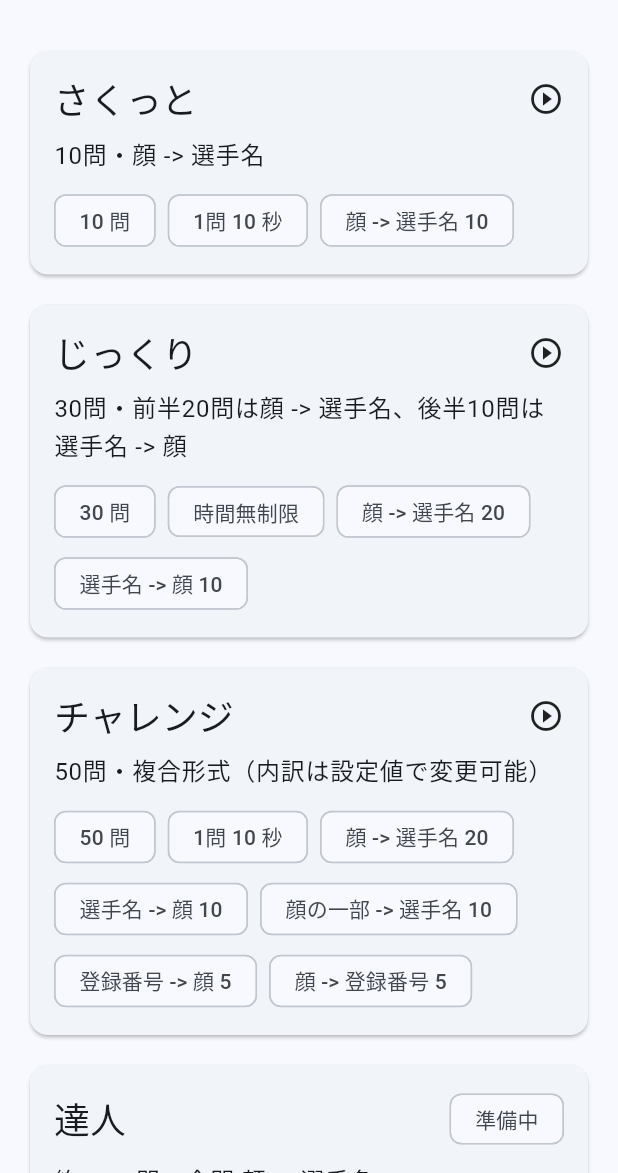
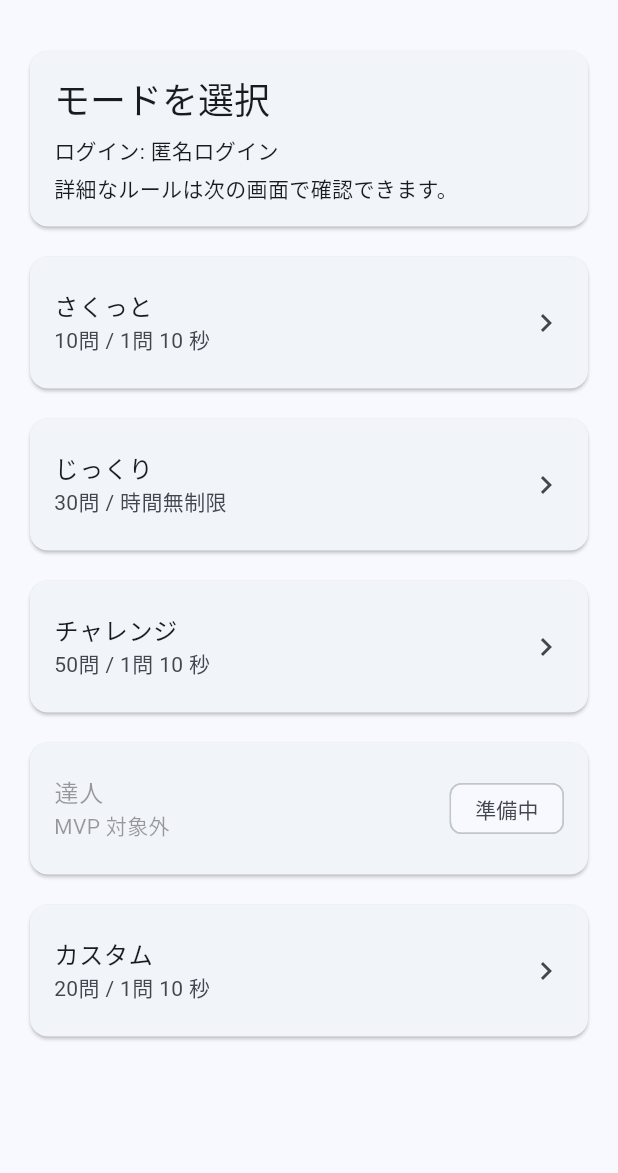
Before and after one commit to olaf86/boatface, a Flutter app: the screen it shows after launch, after a tap on "匿名ログイン", on a phone screen of 412 x 824 dp, the part 63-1236 px from its top. Run offline on Flutter 3.47's test engine with Material 3 defaults, Android fonts, the phone set to English and light mode, and no system bars; our stand-ins replace flutter_riverpod.

Commit message:
Simplify home mode selection

```diff
--- a/lib/features/home/presentation/home_screen.dart
+++ b/lib/features/home/presentation/home_screen.dart
@@ -2,7 +2,6 @@ import 'package:flutter/material.dart';
 import 'package:flutter_riverpod/flutter_riverpod.dart';
 
 import '../../auth/application/auth_controller.dart';
-import '../../quiz/data/quiz_data_providers.dart';
 import '../../quiz/domain/quiz_modes.dart';
 import '../../quiz/domain/quiz_models.dart';
 import '../../quiz/presentation/quiz_rule_screen.dart';
@@ -17,17 +16,6 @@ class HomeScreen extends ConsumerWidget {
   Widget build(BuildContext context, WidgetRef ref) {
     final String providerLabel =
         ref.watch(authControllerProvider).providerLabel ?? '-';
-    final int racerCount = ref
-        .watch(mockRacerRepositoryProvider)
-        .fetchAll()
-        .length;
-    final ThemeData theme = Theme.of(context);
-    final List<QuizModeConfig> playableModes = kQuizModes
-        .where((QuizModeConfig mode) => mode.availableInMvp)
-        .toList(growable: false);
-    final List<QuizModeConfig> futureModes = kQuizModes
-        .where((QuizModeConfig mode) => !mode.availableInMvp)
-        .toList(growable: false);
 
     return Scaffold(
       appBar: AppBar(
@@ -70,71 +58,48 @@ class HomeScreen extends ConsumerWidget {
           ),
         ],
       ),
-      body: LayoutBuilder(
-        builder: (BuildContext context, BoxConstraints constraints) {
-          final bool twoColumn = constraints.maxWidth >= 900;
-          final Widget summaryPanel = ListView(
+      body: Center(
+        child: ConstrainedBox(
+          constraints: const BoxConstraints(maxWidth: 720),
+          child: ListView(
             padding: const EdgeInsets.all(16),
             children: <Widget>[
-              _HeroCard(
-                providerLabel: providerLabel,
-                playableModeCount: playableModes.length,
-                racerCount: racerCount,
+              Card(
+                child: Padding(
+                  padding: const EdgeInsets.all(16),
+                  child: Column(
+                    crossAxisAlignment: CrossAxisAlignment.start,
+                    children: <Widget>[
+                      Text(
+                        'モードを選択',
+                        style: Theme.of(context).textTheme.headlineSmall,
                       ),
-              const SizedBox(height: 16),
-              Text('プレイ可能モード', style: theme.textTheme.titleMedium),
                       const SizedBox(height: 8),
-              ...playableModes.map(
-                (QuizModeConfig mode) => Padding(
-                  padding: const EdgeInsets.only(bottom: 8),
-                  child: _ModeSummaryCard(mode: mode),
+                      Text('ログイン: $providerLabel'),
+                      const SizedBox(height: 4),
+                      Text(
+                        '詳細なルールは次の画面で確認できます。',
+                        style: Theme.of(context).textTheme.bodyMedium,
+                      ),
+                    ],
                   ),
                 ),
-              if (futureModes.isNotEmpty) ...<Widget>[
-                const SizedBox(height: 8),
-                Text('今後の追加予定', style: theme.textTheme.titleMedium),
-                const SizedBox(height: 8),
-                ...futureModes.map(
+              ),
+              const SizedBox(height: 12),
+              ...kQuizModes.map(
                 (QuizModeConfig mode) => Padding(
-                    padding: const EdgeInsets.only(bottom: 8),
-                    child: _ModeSummaryCard(mode: mode, compact: true),
-                  ),
-                ),
-              ],
-            ],
-          );
-
-          final Widget modeList = ListView.separated(
-            padding: const EdgeInsets.all(16),
-            itemCount: kQuizModes.length,
-            separatorBuilder: (BuildContext context, int index) =>
-                const SizedBox(height: 12),
-            itemBuilder: (BuildContext context, int index) {
-              final QuizModeConfig mode = kQuizModes[index];
-              return _ModeActionCard(
+                  padding: const EdgeInsets.only(bottom: 12),
+                  child: _ModeListItem(
                     mode: mode,
                     onTap: mode.availableInMvp
                         ? () => _startFlow(context, mode)
                         : null,
-              );
-            },
-          );
-
-          if (!twoColumn) {
-            return modeList;
-          }
-
-          return Row(
-            children: <Widget>[
-              SizedBox(width: 340, child: summaryPanel),
-              VerticalDivider(
-                width: 1,
-                color: theme.colorScheme.outlineVariant,
                   ),
-              Expanded(child: modeList),
+                ),
+              ),
             ],
-          );
-        },
+          ),
+        ),
       ),
     );
   }
@@ -161,189 +126,39 @@ class HomeScreen extends ConsumerWidget {
   }
 }
 
-class _HeroCard extends StatelessWidget {
-  const _HeroCard({
-    required this.providerLabel,
-    required this.playableModeCount,
-    required this.racerCount,
-  });
-
-  final String providerLabel;
-  final int playableModeCount;
-  final int racerCount;
-
-  @override
-  Widget build(BuildContext context) {
-    final ThemeData theme = Theme.of(context);
-    return Card(
-      clipBehavior: Clip.antiAlias,
-      child: Container(
-        padding: const EdgeInsets.all(20),
-        decoration: BoxDecoration(
-          gradient: LinearGradient(
-            colors: <Color>[
-              theme.colorScheme.primaryContainer,
-              theme.colorScheme.surfaceContainerHighest,
-            ],
-            begin: Alignment.topLeft,
-            end: Alignment.bottomRight,
-          ),
-        ),
-        child: Column(
-          crossAxisAlignment: CrossAxisAlignment.start,
-          children: <Widget>[
-            Text('MVP Frontend', style: theme.textTheme.labelLarge),
-            const SizedBox(height: 8),
-            Text('ログイン: $providerLabel', style: theme.textTheme.headlineSmall),
-            const SizedBox(height: 16),
-            Wrap(
-              spacing: 8,
-              runSpacing: 8,
-              children: <Widget>[
-                _StatChip(label: '公開モード', value: '$playableModeCount'),
-                _StatChip(label: 'モック選手', value: '$racerCount'),
-                const _StatChip(label: 'ランキング', value: 'モック'),
-              ],
-            ),
-          ],
-        ),
-      ),
-    );
-  }
-}
-
-class _StatChip extends StatelessWidget {
-  const _StatChip({required this.label, required this.value});
-
-  final String label;
-  final String value;
-
-  @override
-  Widget build(BuildContext context) {
-    return Chip(
-      label: Text('$label  $value'),
-      visualDensity: VisualDensity.compact,
-    );
-  }
-}
-
-class _ModeSummaryCard extends StatelessWidget {
-  const _ModeSummaryCard({required this.mode, this.compact = false});
-
-  final QuizModeConfig mode;
-  final bool compact;
-
-  @override
-  Widget build(BuildContext context) {
-    return Card(
-      child: Padding(
-        padding: const EdgeInsets.all(12),
-        child: Column(
-          crossAxisAlignment: CrossAxisAlignment.start,
-          children: <Widget>[
-            Row(
-              children: <Widget>[
-                Expanded(
-                  child: Text(
-                    mode.label,
-                    style: Theme.of(context).textTheme.titleMedium,
-                  ),
-                ),
-                if (!mode.availableInMvp)
-                  const Chip(
-                    label: Text('準備中'),
-                    visualDensity: VisualDensity.compact,
-                  ),
-              ],
-            ),
-            const SizedBox(height: 4),
-            Text(mode.description),
-            if (!compact) ...<Widget>[
-              const SizedBox(height: 8),
-              Text(_modeMeta(mode)),
-            ],
-          ],
-        ),
-      ),
-    );
-  }
-
-  String _modeMeta(QuizModeConfig mode) {
-    final String timeText = mode.timeLimitSeconds == null
-        ? '時間無制限'
-        : '制限 ${mode.timeLimitSeconds} 秒';
-    return '${mode.questionCount} 問 / $timeText';
-  }
-}
-
-class _ModeActionCard extends StatelessWidget {
-  const _ModeActionCard({required this.mode, this.onTap});
+class _ModeListItem extends StatelessWidget {
+  const _ModeListItem({required this.mode, this.onTap});
 
   final QuizModeConfig mode;
   final VoidCallback? onTap;
 
   @override
   Widget build(BuildContext context) {
-    final ThemeData theme = Theme.of(context);
+    final String subtitle = mode.availableInMvp
+        ? _modeSummary(mode)
+        : 'MVP 対象外';
+
     return Card(
-      child: InkWell(
-        borderRadius: BorderRadius.circular(12),
+      child: ListTile(
+        contentPadding: const EdgeInsets.symmetric(horizontal: 16, vertical: 8),
+        enabled: mode.availableInMvp,
         onTap: onTap,
-        child: Padding(
-          padding: const EdgeInsets.all(16),
-          child: Column(
-            crossAxisAlignment: CrossAxisAlignment.start,
-            children: <Widget>[
-              Row(
-                children: <Widget>[
-                  Expanded(
-                    child: Text(
-                      mode.label,
-                      style: theme.textTheme.headlineSmall,
-                    ),
-                  ),
-                  if (mode.availableInMvp)
-                    const Icon(Icons.play_circle_outline)
-                  else
-                    const Chip(
+        title: Text(mode.label),
+        subtitle: Text(subtitle),
+        trailing: mode.availableInMvp
+            ? const Icon(Icons.chevron_right)
+            : const Chip(
                 label: Text('準備中'),
                 visualDensity: VisualDensity.compact,
-                    ),
-                ],
-              ),
-              const SizedBox(height: 8),
-              Text(mode.description, style: theme.textTheme.bodyLarge),
-              const SizedBox(height: 12),
-              Wrap(
-                spacing: 8,
-                runSpacing: 8,
-                children: <Widget>[
-                  Chip(
-                    label: Text('${mode.questionCount} 問'),
-                    visualDensity: VisualDensity.compact,
-                  ),
-                  Chip(
-                    label: Text(
-                      mode.timeLimitSeconds == null
-                          ? '時間無制限'
-                          : '1問 ${mode.timeLimitSeconds} 秒',
-                    ),
-                    visualDensity: VisualDensity.compact,
-                  ),
-                  ...mode.segments.map(
-                    (QuizSegment segment) => Chip(
-                      label: Text(
-                        '${promptTypeLabel(segment.promptType)} ${segment.count}',
-                      ),
-                      visualDensity: VisualDensity.compact,
-                    ),
-                  ),
-                ],
-              ),
-            ],
-          ),
               ),
       ),
     );
   }
+
+  String _modeSummary(QuizModeConfig mode) {
+    final String timeText = mode.timeLimitSeconds == null
+        ? '時間無制限'
+        : '1問 ${mode.timeLimitSeconds} 秒';
+    return '${mode.questionCount}問 / $timeText';
   }
+}
```
Lines whose indentation alone changed are shown as unchanged.
